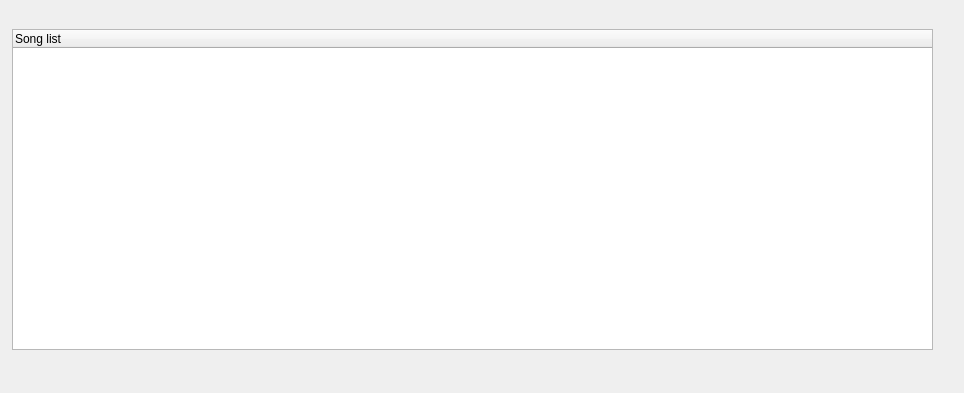
Qt form gui/src/PlaylistEditor/PlaylistDialog_UI.ui (hydrogen-music/hydrogen) before a commit.
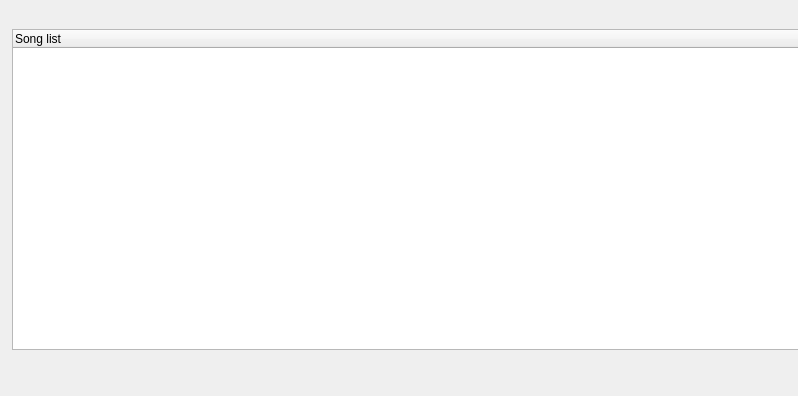
The same form after that commit.

Commit message: Bugfix: PlaylistEditor works now with Qt4.3 and above..

The edit to the form file:
```diff
--- a/gui/src/PlaylistEditor/PlaylistDialog_UI.ui
+++ b/gui/src/PlaylistEditor/PlaylistDialog_UI.ui
@@ -1,13 +1,13 @@
 <?xml version="1.0" encoding="UTF-8"?>
 <ui version="4.0">
  <class>PlaylistDialog_UI</class>
- <widget class="QDialog" name="PlaylistDialog_UI">
-  <property name="geometry">
+ <widget class="QDialog" name="PlaylistDialog_UI" >
+  <property name="geometry" >
    <rect>
     <x>0</x>
     <y>0</y>
-    <width>964</width>
-    <height>393</height>
+    <width>798</width>
+    <height>396</height>
    </rect>
   </property>
   <property name="windowTitle">
@@ -83,16 +83,16 @@
     </rect>
    </property>
   </widget>
-  <widget class="QWidget" name="verticalLayoutWidget">
-   <property name="geometry">
+  <widget class="QWidget" name="verticalLayout" >
+   <property name="geometry" >
     <rect>
      <x>10</x>
      <y>350</y>
-     <width>301</width>
+     <width>181</width>
      <height>41</height>
     </rect>
    </property>
-   <layout class="QVBoxLayout" name="playerControl"/>
+   <layout class="QVBoxLayout" />
   </widget>
  </widget>
  <resources/>
```
Left out of the diff: 43 changed lines with no effect on the pictures. The commit also changes 1 other file.
